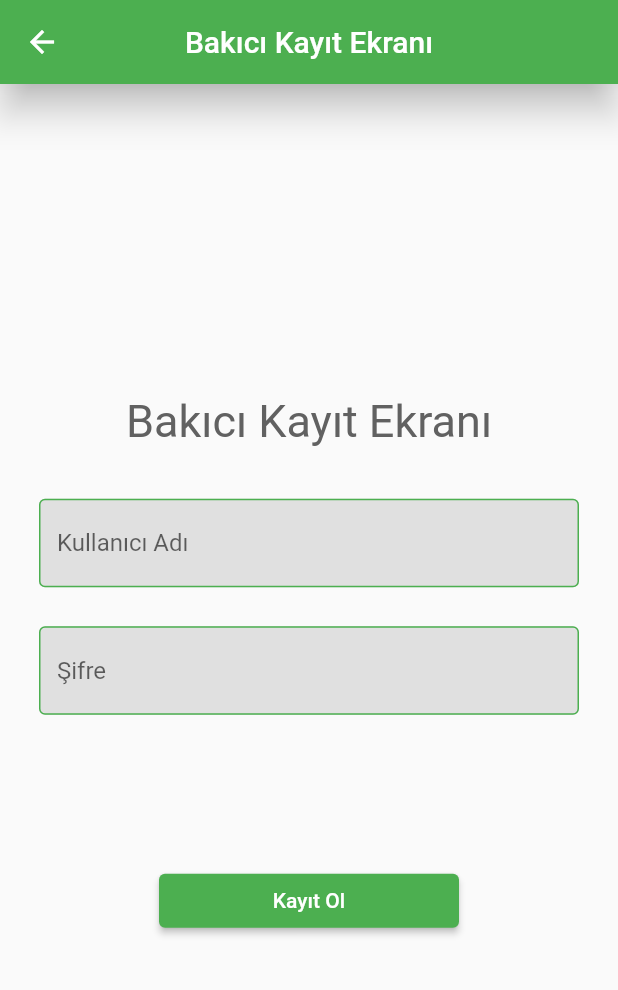
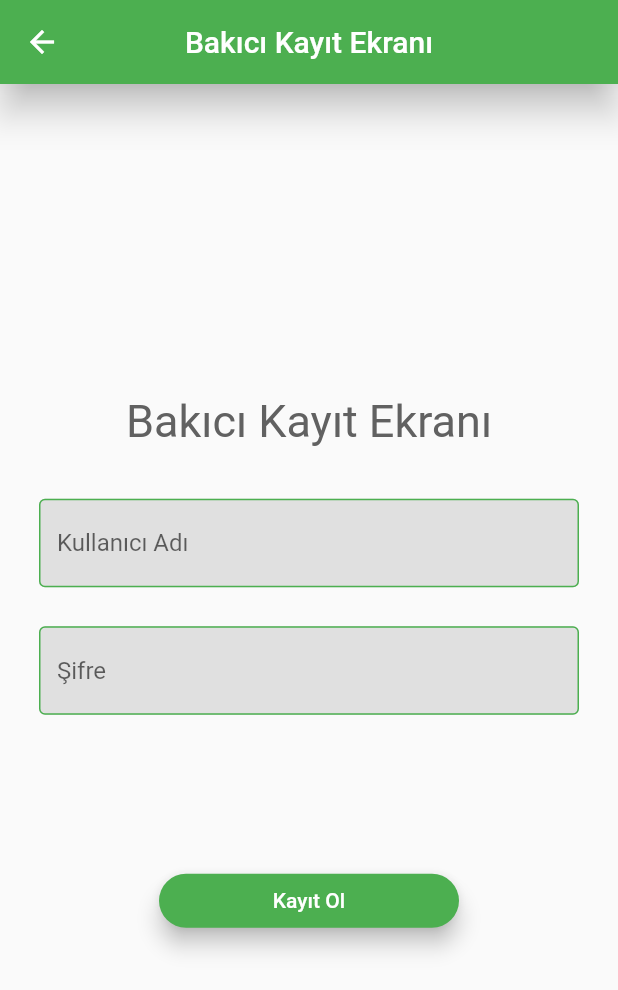
Before and after one commit to ebrarderindag/Bootcamp2023-F110, a Flutter app: the BakiciRegister screen opened directly, on a phone screen of 412 x 824 dp. Shown: the top 990 px of the screen. Run offline on Flutter 3.47's test engine with Material 2 defaults, Android fonts, the phone set to English and light mode, and no system bars.

Commit message:
buttons_type_changed

```diff
--- a/lib/components/mybutton.dart
+++ b/lib/components/mybutton.dart
@@ -7,6 +7,8 @@ class Mybuttons extends StatelessWidget {
   Widget build(BuildContext context) {
     return SizedBox(width: 200 ,child: ElevatedButton(onPressed: () {},style:ElevatedButton.styleFrom(
                   backgroundColor: Colors.green,
+                  shape: const StadiumBorder(),
+                  elevation:6,
                 ), child: Text(text)));
   }
 }
```
